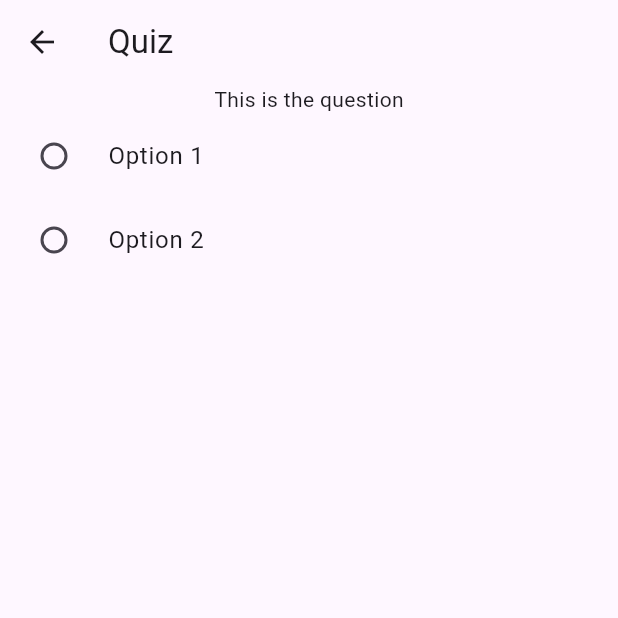
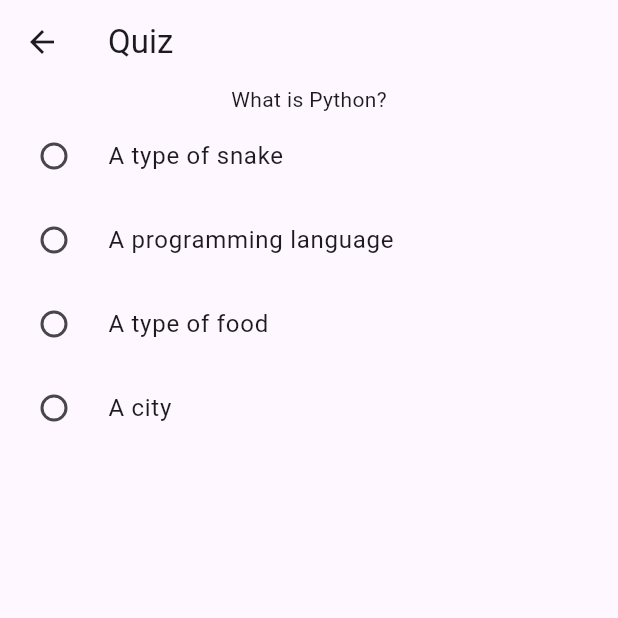
Before and after one commit to Varanasi-Software-Junction/simplequiz, a Flutter app: the QuizScreen screen opened directly, on a phone screen of 412 x 824 dp, the top half of it. Run offline on Flutter 3.47's test engine with Material 3 defaults, Android fonts, the phone set to English and light mode, and no system bars.

```diff
--- a/lib/quiz_screen.dart
+++ b/lib/quiz_screen.dart
@@ -16,9 +16,9 @@ class _QuizScreenState extends State<QuizScreen> {
       ),
       body: Column(
         children: [
-          Text('This is the question'),
+          Text('What is Python?'),
           RadioListTile(
-            title: Text('Option 1'),
+            title: Text('A type of snake'),
             value: 1,
             groupValue: selectedAnswer,
             onChanged: (value) {
@@ -28,7 +28,7 @@ class _QuizScreenState extends State<QuizScreen> {
             },
           ),
           RadioListTile(
-            title: Text('Option 2'),
+            title: Text('A programming language'),
             value: 2,
             groupValue: selectedAnswer,
             onChanged: (value) {
@@ -37,8 +37,27 @@ class _QuizScreenState extends State<QuizScreen> {
               });
             },
           ),
-          // Add more options as needed
-          // Button to submit answer or next question
+          RadioListTile(
+            title: Text('A type of food'),
+            value: 3,
+            groupValue: selectedAnswer,
+            onChanged: (value) {
+              setState(() {
+                selectedAnswer = value;
+              });
+            },
+          ),
+          RadioListTile(
+            title: Text('A city'),
+            value: 4,
+            groupValue: selectedAnswer,
+            onChanged: (value) {
+              setState(() {
+                selectedAnswer = value;
+              });
+            },
+          ),
+          // Add more options or questions as needed
         ],
       ),
     );
```
